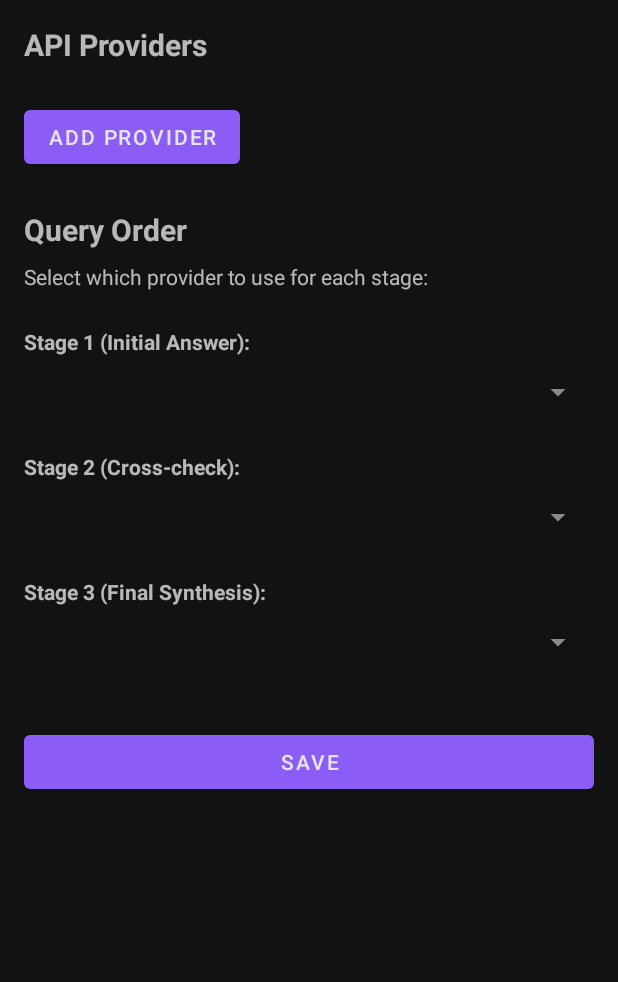
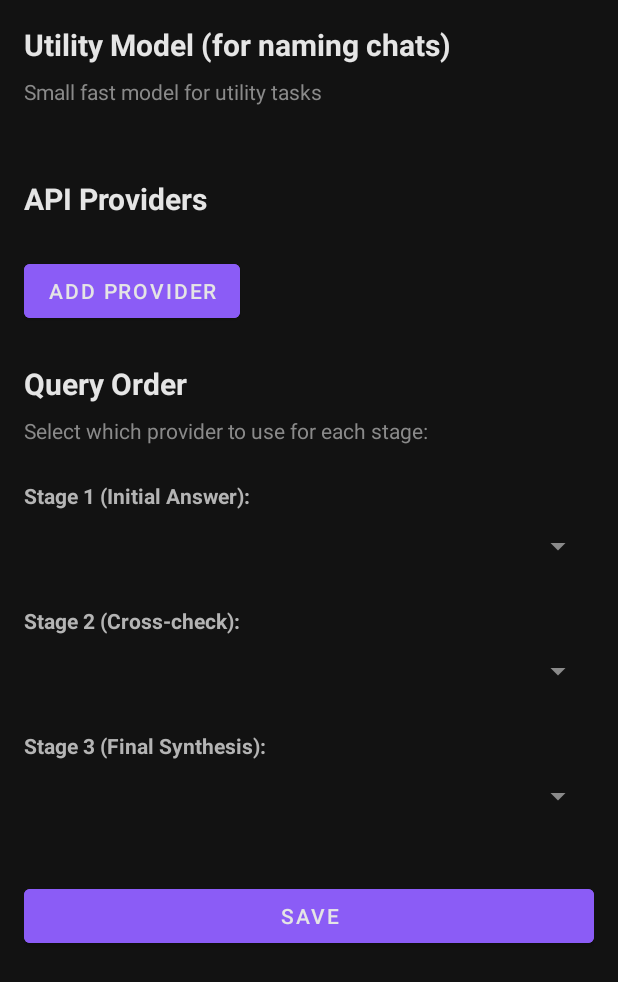
Before and after one commit to nathanneuro/mats-open, an Android app: the layout activity_settings.xml on its own in the app's theme, with its tools: preview values and no code run, on a phone screen of 412 x 824 dp. Shown: the top 982 px of the screen. Run offline under Robolectric (Android 15) with nearby library versions, the phone set to English and light mode, and no system bars.

Commit message:
Add utility model configuration to Settings
- Add utility model section to Settings UI for auto-naming chats
- Update SettingsRepository to persist utility model and query mode
- Load/save utility model configuration with proper serialization
- Hide remove button on utility model view (always needs one)

This completes Phase 3: utility model configuration support.

```diff
--- a/CrossCheck/app/src/main/res/layout/activity_settings.xml
+++ b/CrossCheck/app/src/main/res/layout/activity_settings.xml
@@ -3,6 +3,7 @@
     xmlns:app="http://schemas.android.com/apk/res-auto"
     android:layout_width="match_parent"
     android:layout_height="match_parent"
+    android:background="@color/dark_background"
     android:fillViewport="true">
 
     <LinearLayout
@@ -11,12 +12,39 @@
         android:orientation="vertical"
         android:padding="16dp">
 
+        <!-- Utility Model Section -->
+        <TextView
+            android:layout_width="match_parent"
+            android:layout_height="wrap_content"
+            android:text="@string/utility_model"
+            android:textSize="20sp"
+            android:textStyle="bold"
+            android:textColor="@color/text_white"
+            android:layout_marginBottom="8dp" />
+
+        <TextView
+            android:layout_width="match_parent"
+            android:layout_height="wrap_content"
+            android:text="@string/utility_model_hint"
+            android:textSize="14sp"
+            android:textColor="@color/text_medium_grey"
+            android:layout_marginBottom="16dp" />
+
+        <LinearLayout
+            android:id="@+id/utilityModelContainer"
+            android:layout_width="match_parent"
+            android:layout_height="wrap_content"
+            android:orientation="vertical"
+            android:layout_marginBottom="32dp" />
+
+        <!-- Main Providers Section -->
         <TextView
             android:layout_width="match_parent"
             android:layout_height="wrap_content"
             android:text="API Providers"
             android:textSize="20sp"
             android:textStyle="bold"
+            android:textColor="@color/text_white"
             android:layout_marginBottom="16dp" />
 
         <LinearLayout
@@ -30,6 +58,7 @@
             android:layout_width="wrap_content"
             android:layout_height="wrap_content"
             android:text="@string/add_provider"
+            android:backgroundTint="@color/purple_primary"
             android:layout_marginTop="8dp"
             android:layout_marginBottom="24dp" />
 
@@ -39,6 +68,7 @@
             android:text="Query Order"
             android:textSize="20sp"
             android:textStyle="bold"
+            android:textColor="@color/text_white"
             android:layout_marginBottom="8dp" />
 
         <TextView
@@ -46,6 +76,7 @@
             android:layout_height="wrap_content"
             android:text="Select which provider to use for each stage:"
             android:textSize="14sp"
+            android:textColor="@color/text_medium_grey"
             android:layout_marginBottom="16dp" />
 
         <LinearLayout
@@ -58,6 +89,7 @@
                 android:layout_height="wrap_content"
                 android:text="Stage 1 (Initial Answer):"
                 android:textStyle="bold"
+                android:textColor="@color/text_light_grey"
                 android:layout_marginTop="8dp" />
 
             <Spinner
@@ -71,6 +103,7 @@
                 android:layout_height="wrap_content"
                 android:text="Stage 2 (Cross-check):"
                 android:textStyle="bold"
+                android:textColor="@color/text_light_grey"
                 android:layout_marginTop="16dp" />
 
             <Spinner
@@ -84,6 +117,7 @@
                 android:layout_height="wrap_content"
                 android:text="Stage 3 (Final Synthesis):"
                 android:textStyle="bold"
+                android:textColor="@color/text_light_grey"
                 android:layout_marginTop="16dp" />
 
             <Spinner
@@ -99,6 +133,7 @@
             android:layout_width="match_parent"
             android:layout_height="wrap_content"
             android:text="@string/save"
+            android:backgroundTint="@color/purple_primary"
             android:layout_marginTop="32dp" />
 
     </LinearLayout>
```
Also changed, not shown: CrossCheck/app/src/main/java/com/crosscheck/app/SettingsActivity.kt (+27 -2 lines), CrossCheck/app/src/main/java/com/crosscheck/app/data/SettingsRepository.kt (+32 -1 lines).
